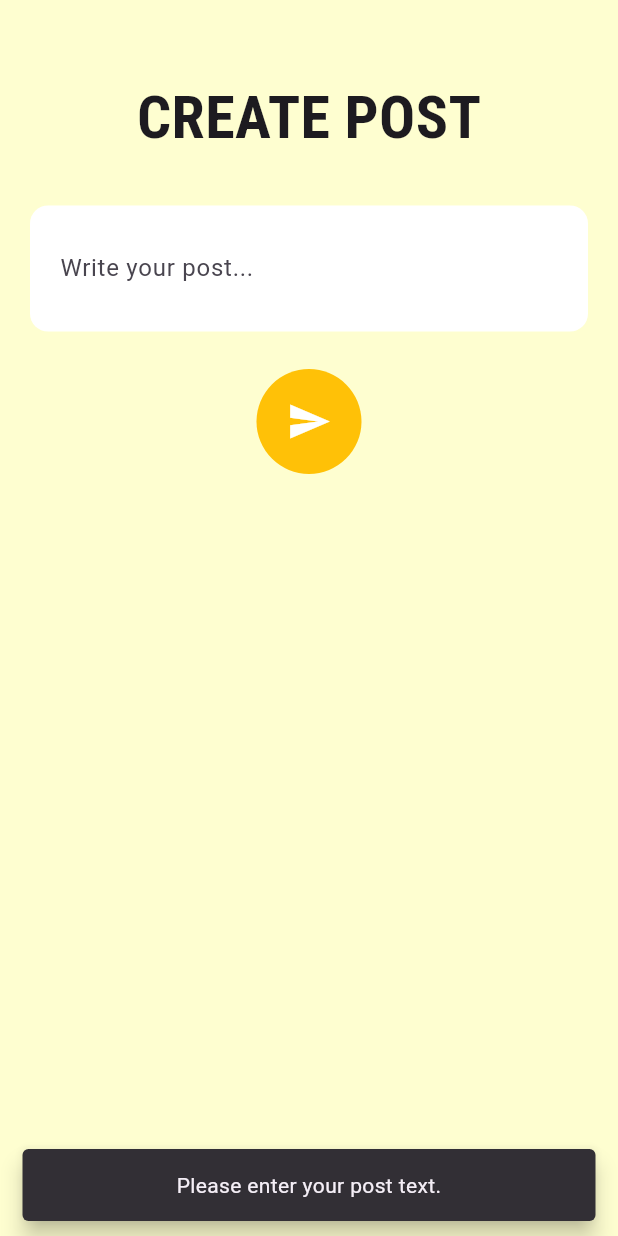
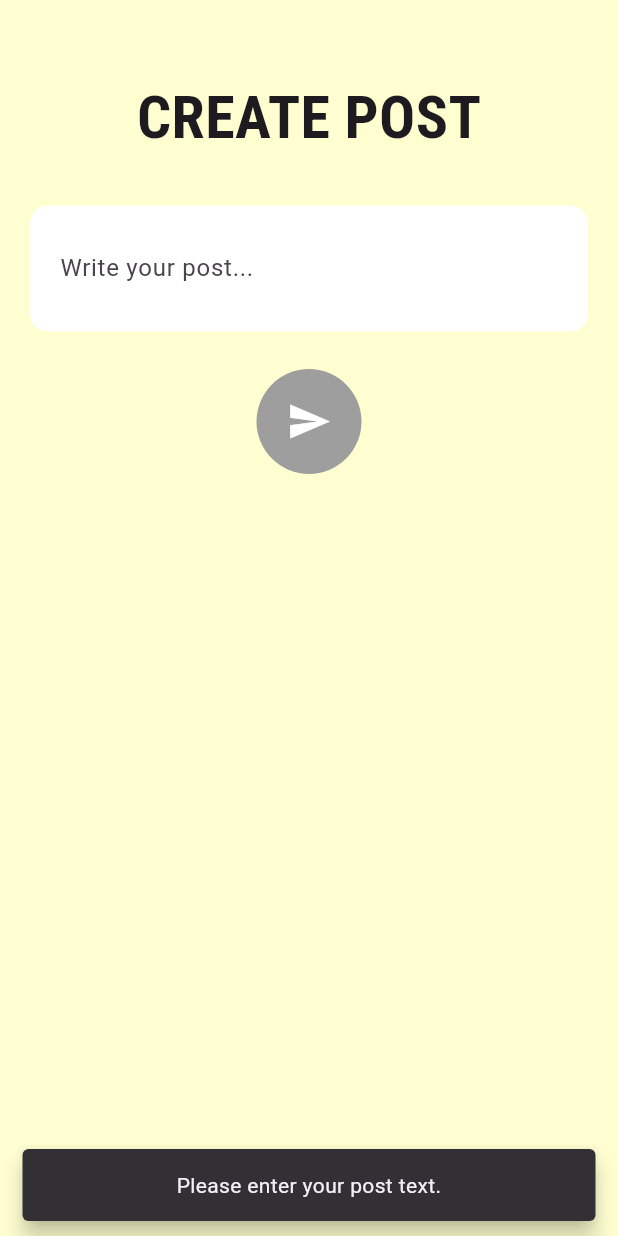
Before and after one commit to MariemLemrabet/flutter-Project, a Flutter app: the CreatePostScreen screen opened by its route, after a tap on the "send" icon, on a phone screen of 412 x 824 dp. Run offline on Flutter 3.47's test engine with Material 3 defaults, Android fonts, the phone set to English and light mode, and no system bars; our stand-ins replace cloud_firestore, firebase_auth, firebase_core, google_fonts; accounts and stored records are empty.

Commit message:
button-post

```diff
--- a/dvrflutter/khawatir/lib/main.dart
+++ b/dvrflutter/khawatir/lib/main.dart
@@ -36,7 +36,7 @@ class khawatir extends StatelessWidget {
         'CreatePostScreen': (context) => CreatePostScreen(),
         // ... other routes ...
       },
-      home: loginscrine(),
+      home: CreatePostScreen(),
     );
   }
 }
--- a/dvrflutter/khawatir/lib/presentation/screens/PostScreen.dart
+++ b/dvrflutter/khawatir/lib/presentation/screens/PostScreen.dart
@@ -1,4 +1,4 @@
-// ignore_for_file: prefer_const_constructors, prefer_final_fields, no_leading_underscores_for_local_identifiers
+// ignore_for_file: prefer_const_constructors
 
 import 'package:firebase_auth/firebase_auth.dart';
 import 'package:flutter/material.dart';
@@ -14,11 +14,79 @@ class CreatePostScreen extends StatefulWidget {
 
 class _CreatePostScreenState extends State<CreatePostScreen> {
   TextEditingController _postTextController = TextEditingController();
+  bool _buttonClicked = false;
 
   @override
   void dispose() {
     _postTextController.dispose();
     super.dispose();
+  }
+
+  BoxDecoration _buttonDecoration() {
+    return BoxDecoration(
+      color: _buttonClicked || _postTextController.text.isEmpty
+          ? Colors.grey
+          : Colors.amber,
+      shape: BoxShape.circle,
+    );
+  }
+
+  void _onTextChanged() {
+    setState(() {
+      // Mettre à jour la décoration du bouton lorsque le texte change
+    });
+  }
+
+  void _onSubmitButtonPressed() async {
+    if (!_buttonClicked && _postTextController.text.isNotEmpty) {
+      await _submitPost();
+      setState(() {
+        _buttonClicked = true;
+      });
+
+      // Réactiver le bouton après un certain délai si nécessaire
+      Future.delayed(Duration(seconds: 5), () {
+        setState(() {
+          _buttonClicked = false;
+        });
+      });
+    } else {
+      _showErrorSnackBar('Please enter your post text.');
+    }
+  }
+
+  Future<void> _submitPost() async {
+    String postText = _postTextController.text;
+
+    User? currentUser = FirebaseAuth.instance.currentUser;
+
+    if (currentUser != null) {
+      String userEmail = currentUser.email ?? 'Unknown';
+      FirebasePostService _postService = FirebasePostService();
+
+      await _postService.addPost(postText, userEmail);
+
+      setState(() {
+        // Réactiver le bouton après l'envoi du post
+        _buttonClicked = false;
+      });
+
+      _postTextController.text = "";
+    } else {
+      _showErrorSnackBar('User not authenticated.');
+    }
+  }
+
+  void _showErrorSnackBar(String message) {
+    ScaffoldMessenger.of(context).showSnackBar(
+      SnackBar(
+        content: Center(
+          child: Text(message, textAlign: TextAlign.center),
+        ),
+        duration: Duration(seconds: 5),
+        behavior: SnackBarBehavior.floating,
+      ),
+    );
   }
 
   @override
@@ -31,7 +99,6 @@ class _CreatePostScreenState extends State<CreatePostScreen> {
             child: Column(
               children: [
                 SizedBox(height: 50),
-                // Title
                 Text(
                   'CREATE POST',
                   style: GoogleFonts.robotoCondensed(
@@ -40,8 +107,19 @@ class _CreatePostScreenState extends State<CreatePostScreen> {
                   ),
                 ),
                 SizedBox(height: 30),
-                // Post Textfield
-                Padding(
+                _buildPostTextField(),
+                SizedBox(height: 25),
+                _buildSubmitButton(),
+              ],
+            ),
+          ),
+        ),
+      ),
+    );
+  }
+
+  Widget _buildPostTextField() {
+    return Padding(
       padding: const EdgeInsets.symmetric(horizontal: 20),
       child: Container(
         decoration: BoxDecoration(
@@ -53,7 +131,9 @@ class _CreatePostScreenState extends State<CreatePostScreen> {
           child: TextField(
             controller: _postTextController,
             maxLines: null,
-                         // Allow multiple lines
+            onChanged: (text) {
+              _onTextChanged();
+            },
             decoration: InputDecoration(
               contentPadding: EdgeInsets.symmetric(vertical: 30),
               border: InputBorder.none,
@@ -62,21 +142,26 @@ class _CreatePostScreenState extends State<CreatePostScreen> {
           ),
         ),
       ),
-                ),
-                SizedBox(height: 25),
-                // Submit Button
-                Padding(
+    );
+  }
+
+  Widget _buildSubmitButton() {
+    return Padding(
       padding: const EdgeInsets.symmetric(horizontal: 25),
       child: GestureDetector(
-                      onTap: _submitPost,
+        onTap: () {
+          _onSubmitButtonPressed();
+        },
         child: Container(
-                       width: 70, // Adjust the width as needed
-                       height: 70, // Adjust the height as needed
-                       decoration: BoxDecoration(
-                          color: Colors.amber,
-                          shape: BoxShape.circle,
-                         ),
+          width: 70,
+          height: 70,
+          decoration: _buttonDecoration(),
           child: Center(
+            child: _buttonClicked
+                ? CircularProgressIndicator(
+                    color: Colors.white,
+                  )
+                : Center(
                     child: Icon(
                       Icons.send,
                       color: Colors.white,
@@ -86,57 +171,6 @@ class _CreatePostScreenState extends State<CreatePostScreen> {
           ),
         ),
       ),
-              ],
-            ),
-          ),
-        ),
-      ),
-    );
-  }
-
- void _submitPost() async {
-  String postText = _postTextController.text;
-
-  if (postText.isNotEmpty) {
-    // Assurez-vous que l'utilisateur est connecté
-    User? currentUser = FirebaseAuth.instance.currentUser;
-
-    if (currentUser != null) {
-      // Utilisez l'e-mail de l'utilisateur authentifié s'il est défini, sinon utilisez 'Unknown'
-      String userEmail = currentUser.email ?? 'Unknown';
-
-      // Instantiate the FirebasePostService
-      FirebasePostService _postService = FirebasePostService();
-
-      // Submit the post to Firebase collection
-      await _postService.addPost(postText, userEmail);
-
-      // Clear the text field
-      _postTextController.text = "";
-
-      // Optionally, navigate to a different screen after submission
-      // Navigator.pushNamed(context, 'HomeScreen');
-    } else {
-      // L'utilisateur n'est pas connecté, gérer en conséquence
-      _showErrorSnackBar('User not authenticated.');
-    }
-  } else {
-    // Afficher un message d'erreur si le texte du post est vide
-    _showErrorSnackBar('Please enter your post text.');
-  }
-}
-
-
-
-  void _showErrorSnackBar(String message) {
-    ScaffoldMessenger.of(context).showSnackBar(
-      SnackBar(
-        content: Center(
-          child: Text(message, textAlign: TextAlign.center),
-        ),
-        duration: Duration(seconds: 5),
-        behavior: SnackBarBehavior.floating,
-      ),
     );
   }
 }
```
Lines whose indentation alone changed are shown as unchanged.
